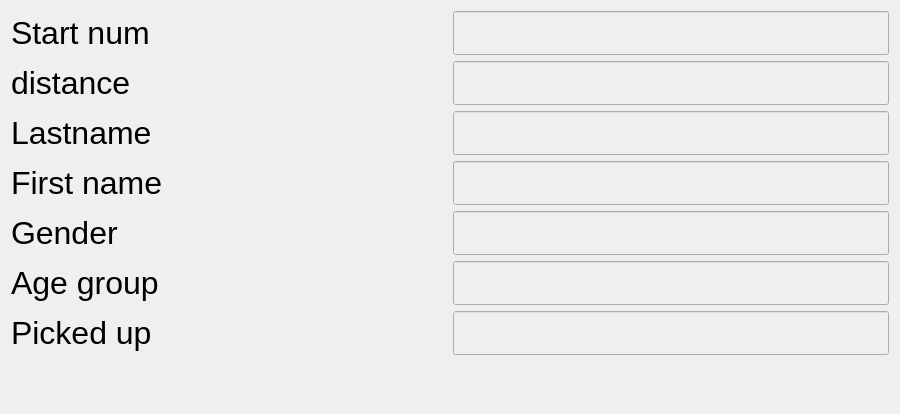
First picture: the form in src/views/chipcontroll/chipcontroll.ui, repository stivehu/um3, before the edit.
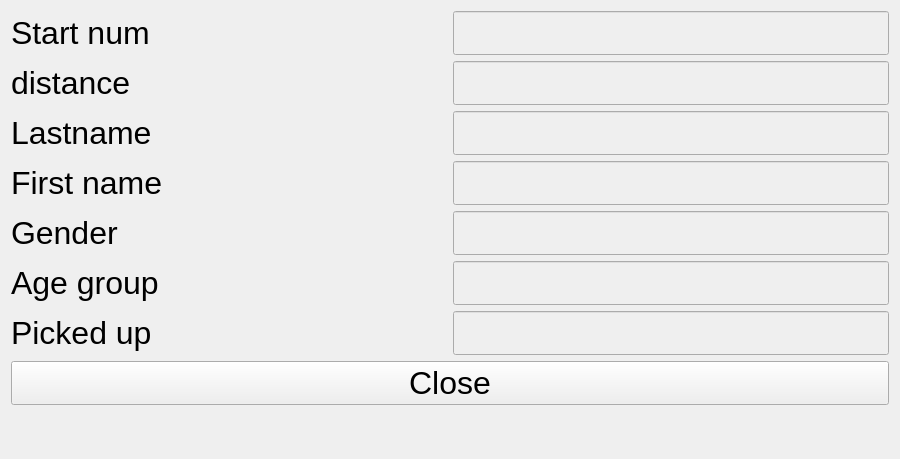
Second picture: the form after the edit.

```diff
--- a/src/views/chipcontroll/chipcontroll.ui
+++ b/src/views/chipcontroll/chipcontroll.ui
@@ -300,6 +300,24 @@
      </item>
     </layout>
    </item>
+   <item>
+    <widget class="QPushButton" name="closePushButton">
+     <property name="sizePolicy">
+      <sizepolicy hsizetype="Expanding" vsizetype="Expanding">
+       <horstretch>0</horstretch>
+       <verstretch>0</verstretch>
+      </sizepolicy>
+     </property>
+     <property name="font">
+      <font>
+       <pointsize>24</pointsize>
+      </font>
+     </property>
+     <property name="text">
+      <string>Close</string>
+     </property>
+    </widget>
+   </item>
    <item>
     <widget class="QLabel" name="statusBar">
      <property name="sizePolicy">
```
